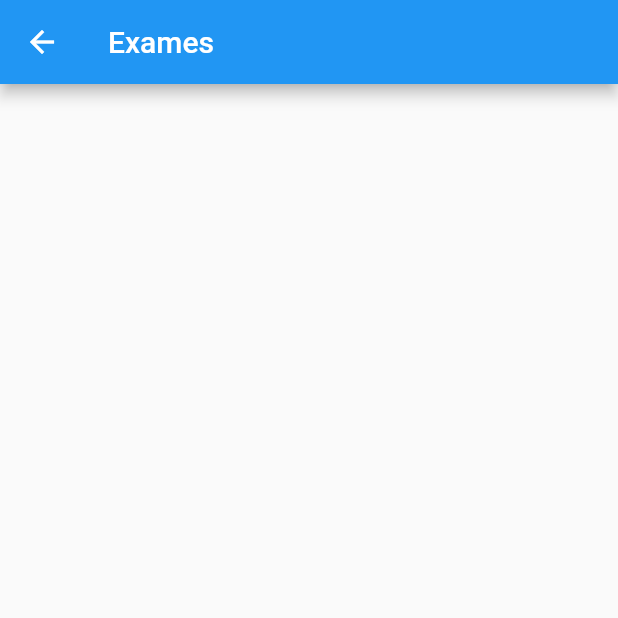
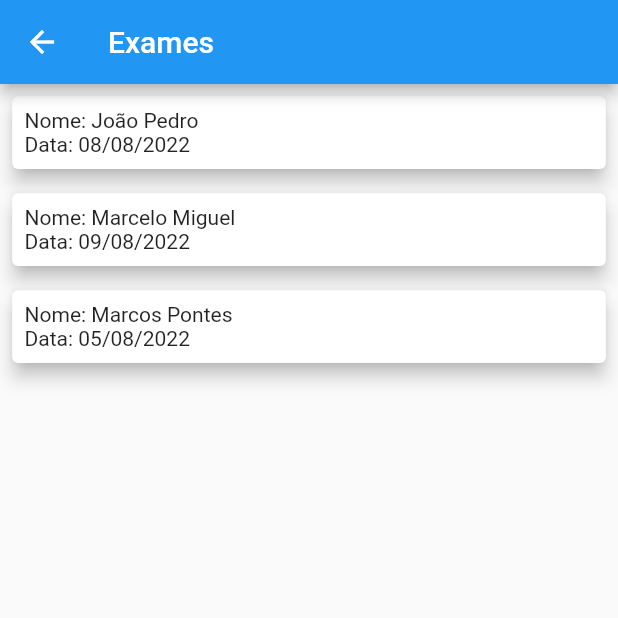
Before and after one commit to DanielErnany/shaped, a Flutter app: the ExamesScreen screen opened by its route, on a phone screen of 412 x 824 dp, the top half of it. Run offline on Flutter 3.47's test engine with Material 2 defaults, Android fonts, the phone set to English and light mode, and no system bars.

Commit message:
feat: tela de exames apresentando lista de exames

```diff
--- a/lib/screens/exames_screen.dart
+++ b/lib/screens/exames_screen.dart
@@ -1,15 +1,97 @@
 import 'package:flutter/material.dart';
 
 class ExamesScreen extends StatelessWidget {
-  const ExamesScreen({Key? key}) : super(key: key);
+  ExamesScreen({Key? key}) : super(key: key);
+
+  final List<Map> exames = [
+    {
+      "id": 1,
+      "paciente": "João Pedro",
+      "status": "Processando",
+      "data": "08/08/2022"
+    },
+    {
+      "id": 2,
+      "paciente": "Marcelo Miguel",
+      "status": "Finalizado",
+      "data": "09/08/2022"
+    },
+    {
+      "id": 3,
+      "paciente": "Marcos Pontes",
+      "status": "Processando",
+      "data": "05/08/2022"
+    }
+  ];
 
   @override
   Widget build(BuildContext context) {
+    final dimensionsDevice = MediaQuery.of(context).size;
     return Scaffold(
       appBar: AppBar(
         title: const Text('Exames'),
       ),
-      body: Container(),
+      body: ListView.builder(
+        padding: EdgeInsets.only(
+          bottom: dimensionsDevice.height * 0.1,
+        ),
+        itemCount: exames.length,
+        itemBuilder: (ctx, i) => ExamesWidget(exame: exames[i]),
+      ),
     );
   }
 }
+
+class ExamesWidget extends StatelessWidget {
+  Map exame;
+  ExamesWidget({
+    Key? key,
+    required this.exame,
+  }) : super(key: key);
+
+  @override
+  Widget build(BuildContext context) {
+    final dimensionsDevice = MediaQuery.of(context).size;
+    return Padding(
+      padding: EdgeInsets.symmetric(
+        horizontal: dimensionsDevice.width * 0.01,
+        vertical: dimensionsDevice.height * 0.005,
+      ),
+      child: Card(
+        elevation: 5,
+        child: Padding(
+          padding: EdgeInsets.symmetric(
+            horizontal: dimensionsDevice.width * 0.02,
+            vertical: dimensionsDevice.height * 0.01,
+          ),
+          child: Column(
+            mainAxisAlignment: MainAxisAlignment.spaceEvenly,
+            crossAxisAlignment: CrossAxisAlignment.start,
+            children: [
+              Row(
+                children: [
+                  const Text(
+                    "Nome: ",
+                  ),
+                  Text(
+                    exame['paciente'],
+                  ),
+                ],
+              ),
+              Row(
+                children: [
+                  const Text(
+                    "Data: ",
+                  ),
+                  Text(
+                    exame['data'],
+                  ),
+                ],
+              ),
+            ],
+          ),
+        ),
+      ),
+    );
+  }
+}
```
